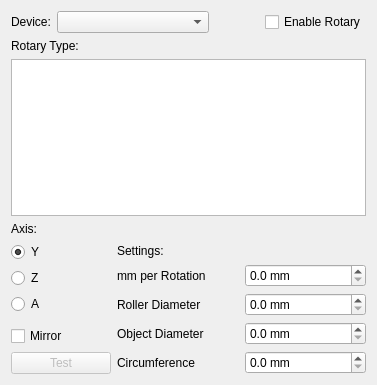
Qt form src/windows/rotary_setup.ui (flux3dp/swiftray) before a commit.
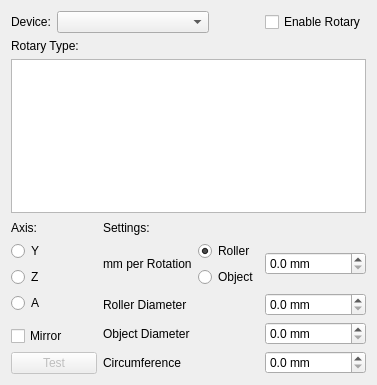
The same form after that commit.

Commit message: Check the rule of mm per rotation

```diff
--- a/src/windows/rotary_setup.ui
+++ b/src/windows/rotary_setup.ui
@@ -61,6 +61,19 @@
      </property>
     </widget>
    </item>
+   <item>
+    <spacer name="verticalSpacer_3">
+     <property name="orientation">
+      <enum>Qt::Vertical</enum>
+     </property>
+     <property name="sizeHint" stdset="0">
+      <size>
+       <width>20</width>
+       <height>40</height>
+      </size>
+     </property>
+    </spacer>
+   </item>
    <item>
     <layout class="QHBoxLayout" name="horizontalLayout_2">
      <item>
@@ -160,26 +173,55 @@
      </item>
      <item>
       <layout class="QGridLayout" name="gridLayout">
-       <item row="2" column="1">
-        <widget class="QDoubleSpinBox" name="rollerDiameterSpinBox">
-         <property name="suffix">
-          <string> mm</string>
-         </property>
-         <property name="decimals">
-          <number>1</number>
-         </property>
-         <property name="maximum">
-          <double>999999.000000000000000</double>
-         </property>
-         <property name="singleStep">
-          <double>0.100000000000000</double>
-         </property>
-        </widget>
-       </item>
-       <item row="3" column="0">
-        <widget class="QLabel" name="label_6">
+       <item row="4" column="0">
+        <widget class="QLabel" name="label_8">
          <property name="text">
-          <string>Object Diameter</string>
+          <string>Circumference</string>
+         </property>
+        </widget>
+       </item>
+       <item row="0" column="2">
+        <spacer name="verticalSpacer_2">
+         <property name="orientation">
+          <enum>Qt::Vertical</enum>
+         </property>
+         <property name="sizeHint" stdset="0">
+          <size>
+           <width>20</width>
+           <height>40</height>
+          </size>
+         </property>
+        </spacer>
+       </item>
+       <item row="3" column="2">
+        <widget class="QDoubleSpinBox" name="ObjectSpinBox">
+         <property name="suffix">
+          <string> mm</string>
+         </property>
+         <property name="decimals">
+          <number>1</number>
+         </property>
+         <property name="maximum">
+          <double>999999.000000000000000</double>
+         </property>
+         <property name="singleStep">
+          <double>0.100000000000000</double>
+         </property>
+        </widget>
+       </item>
+       <item row="1" column="2">
+        <widget class="QDoubleSpinBox" name="mmPerRotationSpinBox">
+         <property name="suffix">
+          <string> mm</string>
+         </property>
+         <property name="decimals">
+          <number>1</number>
+         </property>
+         <property name="maximum">
+          <double>999999.000000000000000</double>
+         </property>
+         <property name="singleStep">
+          <double>0.100000000000000</double>
          </property>
         </widget>
        </item>
@@ -193,44 +235,8 @@
          </property>
         </widget>
        </item>
-       <item row="0" column="1">
-        <spacer name="verticalSpacer_2">
-         <property name="orientation">
-          <enum>Qt::Vertical</enum>
-         </property>
-         <property name="sizeHint" stdset="0">
-          <size>
-           <width>20</width>
-           <height>40</height>
-          </size>
-         </property>
-        </spacer>
-       </item>
-       <item row="1" column="1">
-        <widget class="QDoubleSpinBox" name="mmPerRotationSpinBox">
-         <property name="suffix">
-          <string> mm</string>
-         </property>
-         <property name="decimals">
-          <number>1</number>
-         </property>
-         <property name="maximum">
-          <double>999999.000000000000000</double>
-         </property>
-         <property name="singleStep">
-          <double>0.100000000000000</double>
-         </property>
-        </widget>
-       </item>
-       <item row="4" column="0">
-        <widget class="QLabel" name="label_8">
-         <property name="text">
-          <string>Circumference</string>
-         </property>
-        </widget>
-       </item>
-       <item row="3" column="1">
-        <widget class="QDoubleSpinBox" name="ObjectSpinBox">
+       <item row="2" column="2">
+        <widget class="QDoubleSpinBox" name="rollerDiameterSpinBox">
          <property name="suffix">
           <string> mm</string>
          </property>
@@ -252,6 +258,43 @@
          </property>
         </widget>
        </item>
+       <item row="1" column="1">
+        <layout class="QVBoxLayout" name="verticalLayout_4">
+         <item>
+          <widget class="QRadioButton" name="rollerRadioButton">
+           <property name="text">
+            <string>Roller</string>
+           </property>
+           <property name="checked">
+            <bool>true</bool>
+           </property>
+          </widget>
+         </item>
+         <item>
+          <widget class="QRadioButton" name="objectRadioButton">
+           <property name="text">
+            <string>Object</string>
+           </property>
+          </widget>
+         </item>
+        </layout>
+       </item>
+       <item row="4" column="2">
+        <widget class="QDoubleSpinBox" name="CircumSpinBox">
+         <property name="suffix">
+          <string> mm</string>
+         </property>
+         <property name="decimals">
+          <number>1</number>
+         </property>
+         <property name="maximum">
+          <double>999999.000000000000000</double>
+         </property>
+         <property name="singleStep">
+          <double>0.100000000000000</double>
+         </property>
+        </widget>
+       </item>
        <item row="2" column="0">
         <widget class="QLabel" name="label_7">
          <property name="text">
@@ -259,19 +302,10 @@
          </property>
         </widget>
        </item>
-       <item row="4" column="1">
-        <widget class="QDoubleSpinBox" name="CircumSpinBox">
-         <property name="suffix">
-          <string> mm</string>
-         </property>
-         <property name="decimals">
-          <number>1</number>
-         </property>
-         <property name="maximum">
-          <double>999999.000000000000000</double>
-         </property>
-         <property name="singleStep">
-          <double>0.100000000000000</double>
+       <item row="3" column="0">
+        <widget class="QLabel" name="label_6">
+         <property name="text">
+          <string>Object Diameter</string>
          </property>
         </widget>
        </item>
```
The commit also changes 5 other files.
